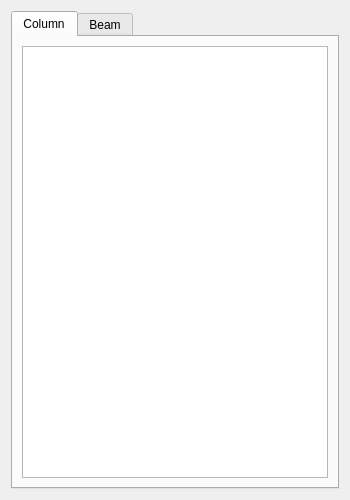
Qt form widgets/define/view_frame_sections.ui (ebrahimraeyat/civilTools) before a commit.
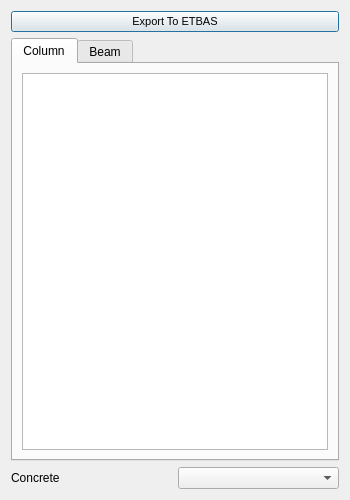
The same form after that commit. The open tabs and pages were chosen to show the change. Icons and pictures are not drawn.

Commit message: Add export sections to etabs

```diff
--- a/widgets/define/view_frame_sections.ui
+++ b/widgets/define/view_frame_sections.ui
@@ -20,6 +20,28 @@
    <string>Dialog</string>
   </property>
   <layout class="QVBoxLayout" name="verticalLayout">
+   <item>
+    <widget class="QPushButton" name="export_to_etabs">
+     <property name="font">
+      <font>
+       <pointsize>8</pointsize>
+      </font>
+     </property>
+     <property name="text">
+      <string>Export To ETBAS</string>
+     </property>
+     <property name="icon">
+      <iconset resource="../../civiltools.qrc">
+       <normaloff>:/civiltools/images/etabs.png</normaloff>:/civiltools/images/etabs.png</iconset>
+     </property>
+     <property name="iconSize">
+      <size>
+       <width>30</width>
+       <height>30</height>
+      </size>
+     </property>
+    </widget>
+   </item>
    <item>
     <widget class="QTabWidget" name="tabWidget">
      <property name="currentIndex">
@@ -61,6 +83,20 @@
      </widget>
     </widget>
    </item>
+   <item>
+    <layout class="QHBoxLayout" name="horizontalLayout">
+     <item>
+      <widget class="QLabel" name="label_3">
+       <property name="text">
+        <string>Concrete</string>
+       </property>
+      </widget>
+     </item>
+     <item>
+      <widget class="QComboBox" name="concrete_mats"/>
+     </item>
+    </layout>
+   </item>
   </layout>
  </widget>
  <resources/>
```
Left out of the diff: 8 changed lines with no effect on the pictures. The commit also changes 2 other files.
